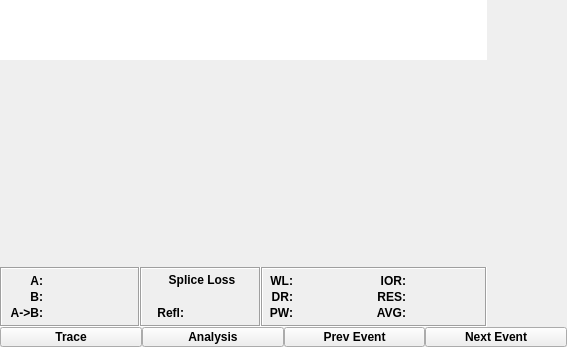
This is DRViewer/frame.ui in Ratuvog/Diploma as Qt 5 draws it before an edit. The edited form follows.
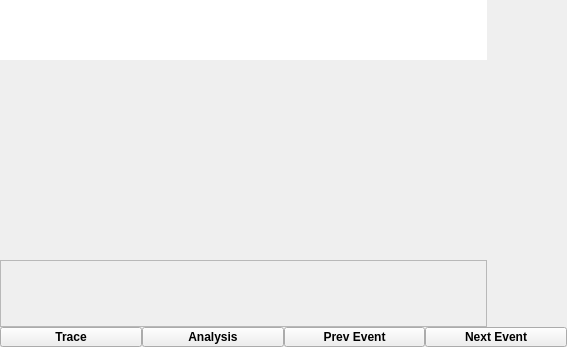
This is the edited form. Custom widgets are drawn as their Qt base class.

```diff
--- a/DRViewer/frame.ui
+++ b/DRViewer/frame.ui
@@ -70,7 +70,7 @@
         <property name="frameShadow">
          <enum>QFrame::Plain</enum>
         </property>
-        <layout class="QVBoxLayout" name="verticalLayout_5">
+        <layout class="QHBoxLayout" name="horizontalLayout_3">
          <property name="spacing">
           <number>0</number>
          </property>
@@ -87,7 +87,7 @@
           <number>0</number>
          </property>
          <item>
-          <layout class="QVBoxLayout" name="verticalLayout_4" stretch="1,5">
+          <layout class="QVBoxLayout" name="verticalLayout_2">
            <property name="spacing">
             <number>0</number>
            </property>
@@ -112,965 +112,63 @@
            </item>
            <item>
             <widget class="QCustomPlot" name="plot" native="true">
+             <property name="minimumSize">
+              <size>
+               <width>0</width>
+               <height>200</height>
+              </size>
+             </property>
              <property name="autoFillBackground">
               <bool>true</bool>
              </property>
              <zorder>ior</zorder>
             </widget>
            </item>
-          </layout>
-         </item>
-         <item>
-          <widget class="QFrame" name="frame_3">
-           <property name="minimumSize">
-            <size>
-             <width>0</width>
-             <height>60</height>
-            </size>
-           </property>
-           <property name="autoFillBackground">
-            <bool>true</bool>
-           </property>
-           <property name="styleSheet">
-            <string notr="true"/>
-           </property>
-           <property name="frameShape">
-            <enum>QFrame::NoFrame</enum>
-           </property>
-           <property name="frameShadow">
-            <enum>QFrame::Plain</enum>
-           </property>
-           <layout class="QHBoxLayout" name="horizontalLayout_4">
-            <property name="spacing">
-             <number>0</number>
-            </property>
-            <property name="leftMargin">
-             <number>0</number>
-            </property>
-            <property name="topMargin">
-             <number>0</number>
-            </property>
-            <property name="rightMargin">
-             <number>0</number>
-            </property>
-            <property name="bottomMargin">
-             <number>0</number>
-            </property>
-            <item>
-             <layout class="QHBoxLayout" name="horizontalLayout_3">
+           <item>
+            <widget class="QFrame" name="frame_3">
+             <property name="frameShape">
+              <enum>QFrame::StyledPanel</enum>
+             </property>
+             <property name="frameShadow">
+              <enum>QFrame::Plain</enum>
+             </property>
+             <layout class="QHBoxLayout" name="horizontalLayout_5">
               <property name="spacing">
                <number>0</number>
               </property>
+              <property name="leftMargin">
+               <number>0</number>
+              </property>
+              <property name="topMargin">
+               <number>0</number>
+              </property>
+              <property name="rightMargin">
+               <number>0</number>
+              </property>
+              <property name="bottomMargin">
+               <number>0</number>
+              </property>
               <item>
-               <widget class="QFrame" name="frame">
-                <property name="minimumSize">
-                 <size>
-                  <width>140</width>
-                  <height>0</height>
-                 </size>
-                </property>
-                <property name="maximumSize">
-                 <size>
-                  <width>140</width>
-                  <height>16777215</height>
-                 </size>
-                </property>
-                <property name="frameShape">
-                 <enum>QFrame::Box</enum>
-                </property>
-                <property name="frameShadow">
-                 <enum>QFrame::Sunken</enum>
-                </property>
-                <layout class="QHBoxLayout" name="horizontalLayout_5" stretch="1,2">
-                 <property name="spacing">
-                  <number>0</number>
-                 </property>
-                 <property name="leftMargin">
-                  <number>3</number>
-                 </property>
-                 <property name="topMargin">
-                  <number>0</number>
-                 </property>
-                 <property name="rightMargin">
-                  <number>0</number>
-                 </property>
-                 <property name="bottomMargin">
-                  <number>0</number>
-                 </property>
-                 <item>
-                  <layout class="QVBoxLayout" name="verticalLayout_6" stretch="0,0,0">
-                   <property name="spacing">
-                    <number>0</number>
-                   </property>
-                   <property name="leftMargin">
-                    <number>3</number>
-                   </property>
-                   <property name="topMargin">
-                    <number>3</number>
-                   </property>
-                   <property name="rightMargin">
-                    <number>3</number>
-                   </property>
-                   <property name="bottomMargin">
-                    <number>3</number>
-                   </property>
-                   <item>
-                    <widget class="QLabel" name="label">
-                     <property name="maximumSize">
-                      <size>
-                       <width>35</width>
-                       <height>15</height>
-                      </size>
-                     </property>
-                     <property name="font">
-                      <font>
-                       <weight>75</weight>
-                       <bold>true</bold>
-                      </font>
-                     </property>
-                     <property name="styleSheet">
-                      <string notr="true">border: none;</string>
-                     </property>
-                     <property name="text">
-                      <string>A:</string>
-                     </property>
-                     <property name="scaledContents">
-                      <bool>false</bool>
-                     </property>
-                     <property name="alignment">
-                      <set>Qt::AlignRight|Qt::AlignTrailing|Qt::AlignVCenter</set>
-                     </property>
-                    </widget>
-                   </item>
-                   <item>
-                    <widget class="QLabel" name="label_2">
-                     <property name="maximumSize">
-                      <size>
-                       <width>35</width>
-                       <height>15</height>
-                      </size>
-                     </property>
-                     <property name="font">
-                      <font>
-                       <weight>75</weight>
-                       <bold>true</bold>
-                      </font>
-                     </property>
-                     <property name="styleSheet">
-                      <string notr="true">border: none;</string>
-                     </property>
-                     <property name="text">
-                      <string>B:</string>
-                     </property>
-                     <property name="scaledContents">
-                      <bool>false</bool>
-                     </property>
-                     <property name="alignment">
-                      <set>Qt::AlignRight|Qt::AlignTrailing|Qt::AlignVCenter</set>
-                     </property>
-                    </widget>
-                   </item>
-                   <item>
-                    <widget class="QLabel" name="label_3">
-                     <property name="maximumSize">
-                      <size>
-                       <width>35</width>
-                       <height>15</height>
-                      </size>
-                     </property>
-                     <property name="font">
-                      <font>
-                       <weight>75</weight>
-                       <bold>true</bold>
-                      </font>
-                     </property>
-                     <property name="styleSheet">
-                      <string notr="true">border: none;</string>
-                     </property>
-                     <property name="text">
-                      <string>A-&gt;B:</string>
-                     </property>
-                     <property name="scaledContents">
-                      <bool>false</bool>
-                     </property>
-                     <property name="alignment">
-                      <set>Qt::AlignRight|Qt::AlignTrailing|Qt::AlignVCenter</set>
-                     </property>
-                    </widget>
-                   </item>
-                  </layout>
-                 </item>
-                 <item>
-                  <layout class="QVBoxLayout" name="verticalLayout_12">
-                   <property name="spacing">
-                    <number>0</number>
-                   </property>
-                   <property name="leftMargin">
-                    <number>3</number>
-                   </property>
-                   <property name="topMargin">
-                    <number>3</number>
-                   </property>
-                   <property name="rightMargin">
-                    <number>3</number>
-                   </property>
-                   <property name="bottomMargin">
-                    <number>3</number>
-                   </property>
-                   <item>
-                    <widget class="QLabel" name="pointA">
-                     <property name="maximumSize">
-                      <size>
-                       <width>16777215</width>
-                       <height>15</height>
-                      </size>
-                     </property>
-                     <property name="font">
-                      <font>
-                       <weight>75</weight>
-                       <bold>true</bold>
-                      </font>
-                     </property>
-                     <property name="styleSheet">
-                      <string notr="true">border: none;</string>
-                     </property>
-                     <property name="text">
-                      <string/>
-                     </property>
-                     <property name="scaledContents">
-                      <bool>false</bool>
-                     </property>
-                    </widget>
-                   </item>
-                   <item>
-                    <widget class="QLabel" name="pointB">
-                     <property name="maximumSize">
-                      <size>
-                       <width>16777215</width>
-                       <height>15</height>
-                      </size>
-                     </property>
-                     <property name="font">
-                      <font>
-                       <weight>75</weight>
-                       <bold>true</bold>
-                      </font>
-                     </property>
-                     <property name="styleSheet">
-                      <string notr="true">border: none;</string>
-                     </property>
-                     <property name="text">
-                      <string/>
-                     </property>
-                     <property name="scaledContents">
-                      <bool>false</bool>
-                     </property>
-                    </widget>
-                   </item>
-                   <item>
-                    <widget class="QLabel" name="distAB">
-                     <property name="maximumSize">
-                      <size>
-                       <width>16777215</width>
-                       <height>15</height>
-                      </size>
-                     </property>
-                     <property name="font">
-                      <font>
-                       <weight>75</weight>
-                       <bold>true</bold>
-                      </font>
-                     </property>
-                     <property name="styleSheet">
-                      <string notr="true">border: none;</string>
-                     </property>
-                     <property name="text">
-                      <string/>
-                     </property>
-                     <property name="scaledContents">
-                      <bool>false</bool>
-                     </property>
-                    </widget>
-                   </item>
-                  </layout>
-                 </item>
-                </layout>
-               </widget>
-              </item>
-              <item>
-               <widget class="QFrame" name="frame_2">
-                <property name="minimumSize">
-                 <size>
-                  <width>121</width>
-                  <height>0</height>
-                 </size>
-                </property>
-                <property name="maximumSize">
-                 <size>
-                  <width>121</width>
-                  <height>16777215</height>
-                 </size>
-                </property>
-                <property name="frameShape">
-                 <enum>QFrame::Box</enum>
-                </property>
-                <property name="frameShadow">
-                 <enum>QFrame::Sunken</enum>
-                </property>
-                <layout class="QHBoxLayout" name="horizontalLayout_8">
-                 <property name="spacing">
-                  <number>0</number>
-                 </property>
-                 <property name="leftMargin">
-                  <number>3</number>
-                 </property>
-                 <property name="topMargin">
-                  <number>0</number>
-                 </property>
-                 <property name="rightMargin">
-                  <number>0</number>
-                 </property>
-                 <property name="bottomMargin">
-                  <number>0</number>
-                 </property>
-                 <item>
-                  <layout class="QVBoxLayout" name="verticalLayout_14">
-                   <property name="spacing">
-                    <number>0</number>
-                   </property>
-                   <property name="leftMargin">
-                    <number>2</number>
-                   </property>
-                   <property name="topMargin">
-                    <number>2</number>
-                   </property>
-                   <property name="rightMargin">
-                    <number>2</number>
-                   </property>
-                   <property name="bottomMargin">
-                    <number>2</number>
-                   </property>
-                   <item>
-                    <widget class="QLabel" name="label_25">
-                     <property name="maximumSize">
-                      <size>
-                       <width>16777215</width>
-                       <height>15</height>
-                      </size>
-                     </property>
-                     <property name="font">
-                      <font>
-                       <weight>75</weight>
-                       <bold>true</bold>
-                      </font>
-                     </property>
-                     <property name="styleSheet">
-                      <string notr="true">border: none;</string>
-                     </property>
-                     <property name="text">
-                      <string>Splice Loss</string>
-                     </property>
-                     <property name="scaledContents">
-                      <bool>false</bool>
-                     </property>
-                     <property name="alignment">
-                      <set>Qt::AlignCenter</set>
-                     </property>
-                    </widget>
-                   </item>
-                   <item>
-                    <layout class="QHBoxLayout" name="horizontalLayout_6">
-                     <property name="spacing">
-                      <number>0</number>
-                     </property>
-                     <item>
-                      <layout class="QVBoxLayout" name="verticalLayout_7">
-                       <property name="spacing">
-                        <number>0</number>
-                       </property>
-                       <property name="leftMargin">
-                        <number>2</number>
-                       </property>
-                       <property name="topMargin">
-                        <number>2</number>
-                       </property>
-                       <property name="rightMargin">
-                        <number>2</number>
-                       </property>
-                       <property name="bottomMargin">
-                        <number>2</number>
-                       </property>
-                       <item>
-                        <widget class="QLabel" name="label_23">
-                         <property name="maximumSize">
-                          <size>
-                           <width>35</width>
-                           <height>15</height>
-                          </size>
-                         </property>
-                         <property name="font">
-                          <font>
-                           <weight>75</weight>
-                           <bold>true</bold>
-                          </font>
-                         </property>
-                         <property name="styleSheet">
-                          <string notr="true">border: none;</string>
-                         </property>
-                         <property name="text">
-                          <string/>
-                         </property>
-                         <property name="scaledContents">
-                          <bool>false</bool>
-                         </property>
-                         <property name="alignment">
-                          <set>Qt::AlignRight|Qt::AlignTrailing|Qt::AlignVCenter</set>
-                         </property>
-                        </widget>
-                       </item>
-                       <item>
-                        <widget class="QLabel" name="label_24">
-                         <property name="maximumSize">
-                          <size>
-                           <width>35</width>
-                           <height>15</height>
-                          </size>
-                         </property>
-                         <property name="font">
-                          <font>
-                           <weight>75</weight>
-                           <bold>true</bold>
-                          </font>
-                         </property>
-                         <property name="styleSheet">
-                          <string notr="true">border: none;</string>
-                         </property>
-                         <property name="text">
-                          <string>Refl:</string>
-                         </property>
-                         <property name="scaledContents">
-                          <bool>false</bool>
-                         </property>
-                         <property name="alignment">
-                          <set>Qt::AlignRight|Qt::AlignTrailing|Qt::AlignVCenter</set>
-                         </property>
-                        </widget>
-                       </item>
-                      </layout>
-                     </item>
-                     <item>
-                      <layout class="QVBoxLayout" name="verticalLayout_9">
-                       <property name="spacing">
-                        <number>0</number>
-                       </property>
-                       <property name="leftMargin">
-                        <number>2</number>
-                       </property>
-                       <property name="topMargin">
-                        <number>2</number>
-                       </property>
-                       <property name="rightMargin">
-                        <number>2</number>
-                       </property>
-                       <property name="bottomMargin">
-                        <number>2</number>
-                       </property>
-                       <item>
-                        <widget class="QLabel" name="loss">
-                         <property name="maximumSize">
-                          <size>
-                           <width>16777215</width>
-                           <height>15</height>
-                          </size>
-                         </property>
-                         <property name="font">
-                          <font>
-                           <weight>75</weight>
-                           <bold>true</bold>
-                          </font>
-                         </property>
-                         <property name="styleSheet">
-                          <string notr="true">border: none;</string>
-                         </property>
-                         <property name="text">
-                          <string/>
-                         </property>
-                         <property name="scaledContents">
-                          <bool>false</bool>
-                         </property>
-                        </widget>
-                       </item>
-                       <item>
-                        <widget class="QLabel" name="refl">
-                         <property name="maximumSize">
-                          <size>
-                           <width>16777215</width>
-                           <height>15</height>
-                          </size>
-                         </property>
-                         <property name="font">
-                          <font>
-                           <weight>75</weight>
-                           <bold>true</bold>
-                          </font>
-                         </property>
-                         <property name="styleSheet">
-                          <string notr="true">border: none;</string>
-                         </property>
-                         <property name="text">
-                          <string/>
-                         </property>
-                         <property name="scaledContents">
-                          <bool>false</bool>
-                         </property>
-                        </widget>
-                       </item>
-                      </layout>
-                     </item>
-                    </layout>
-                   </item>
-                  </layout>
-                 </item>
-                </layout>
-                <zorder>label_22</zorder>
-                <zorder>label_25</zorder>
-                <zorder>refl</zorder>
-                <zorder>loss</zorder>
-                <zorder>label_23</zorder>
-                <zorder>label_24</zorder>
-               </widget>
-              </item>
-              <item>
-               <widget class="QFrame" name="frame_3">
-                <property name="maximumSize">
-                 <size>
-                  <width>16777215</width>
-                  <height>16777215</height>
-                 </size>
-                </property>
-                <property name="frameShape">
-                 <enum>QFrame::Box</enum>
-                </property>
-                <property name="frameShadow">
-                 <enum>QFrame::Sunken</enum>
-                </property>
-                <layout class="QHBoxLayout" name="horizontalLayout_7" stretch="1,4,1,4">
-                 <property name="spacing">
-                  <number>0</number>
-                 </property>
-                 <property name="leftMargin">
-                  <number>3</number>
-                 </property>
-                 <property name="topMargin">
-                  <number>0</number>
-                 </property>
-                 <property name="rightMargin">
-                  <number>0</number>
-                 </property>
-                 <property name="bottomMargin">
-                  <number>0</number>
-                 </property>
-                 <item>
-                  <layout class="QVBoxLayout" name="verticalLayout_13">
-                   <property name="spacing">
-                    <number>0</number>
-                   </property>
-                   <property name="leftMargin">
-                    <number>3</number>
-                   </property>
-                   <property name="topMargin">
-                    <number>3</number>
-                   </property>
-                   <property name="rightMargin">
-                    <number>3</number>
-                   </property>
-                   <property name="bottomMargin">
-                    <number>3</number>
-                   </property>
-                   <item>
-                    <widget class="QLabel" name="label_27">
-                     <property name="maximumSize">
-                      <size>
-                       <width>35</width>
-                       <height>15</height>
-                      </size>
-                     </property>
-                     <property name="font">
-                      <font>
-                       <weight>75</weight>
-                       <bold>true</bold>
-                      </font>
-                     </property>
-                     <property name="styleSheet">
-                      <string notr="true">border: none;</string>
-                     </property>
-                     <property name="text">
-                      <string>WL:</string>
-                     </property>
-                     <property name="scaledContents">
-                      <bool>false</bool>
-                     </property>
-                     <property name="alignment">
-                      <set>Qt::AlignRight|Qt::AlignTrailing|Qt::AlignVCenter</set>
-                     </property>
-                    </widget>
-                   </item>
-                   <item>
-                    <widget class="QLabel" name="label_26">
-                     <property name="maximumSize">
-                      <size>
-                       <width>35</width>
-                       <height>15</height>
-                      </size>
-                     </property>
-                     <property name="font">
-                      <font>
-                       <weight>75</weight>
-                       <bold>true</bold>
-                      </font>
-                     </property>
-                     <property name="styleSheet">
-                      <string notr="true">border: none;</string>
-                     </property>
-                     <property name="text">
-                      <string>DR:</string>
-                     </property>
-                     <property name="scaledContents">
-                      <bool>false</bool>
-                     </property>
-                     <property name="alignment">
-                      <set>Qt::AlignRight|Qt::AlignTrailing|Qt::AlignVCenter</set>
-                     </property>
-                    </widget>
-                   </item>
-                   <item>
-                    <widget class="QLabel" name="label_22">
-                     <property name="maximumSize">
-                      <size>
-                       <width>35</width>
-                       <height>15</height>
-                      </size>
-                     </property>
-                     <property name="font">
-                      <font>
-                       <weight>75</weight>
-                       <bold>true</bold>
-                      </font>
-                     </property>
-                     <property name="styleSheet">
-                      <string notr="true">border: none;</string>
-                     </property>
-                     <property name="text">
-                      <string>PW:</string>
-                     </property>
-                     <property name="scaledContents">
-                      <bool>false</bool>
-                     </property>
-                     <property name="alignment">
-                      <set>Qt::AlignRight|Qt::AlignTrailing|Qt::AlignVCenter</set>
-                     </property>
-                    </widget>
-                   </item>
-                  </layout>
-                 </item>
-                 <item>
-                  <layout class="QVBoxLayout" name="verticalLayout_8">
-                   <property name="spacing">
-                    <number>0</number>
-                   </property>
-                   <property name="leftMargin">
-                    <number>3</number>
-                   </property>
-                   <property name="topMargin">
-                    <number>3</number>
-                   </property>
-                   <property name="rightMargin">
-                    <number>3</number>
-                   </property>
-                   <property name="bottomMargin">
-                    <number>3</number>
-                   </property>
-                   <item>
-                    <widget class="QLabel" name="wl">
-                     <property name="maximumSize">
-                      <size>
-                       <width>16777215</width>
-                       <height>15</height>
-                      </size>
-                     </property>
-                     <property name="font">
-                      <font>
-                       <weight>75</weight>
-                       <bold>true</bold>
-                      </font>
-                     </property>
-                     <property name="styleSheet">
-                      <string notr="true">border: none;</string>
-                     </property>
-                     <property name="text">
-                      <string/>
-                     </property>
-                     <property name="scaledContents">
-                      <bool>false</bool>
-                     </property>
-                    </widget>
-                   </item>
-                   <item>
-                    <widget class="QLabel" name="dr">
-                     <property name="maximumSize">
-                      <size>
-                       <width>16777215</width>
-                       <height>15</height>
-                      </size>
-                     </property>
-                     <property name="font">
-                      <font>
-                       <weight>75</weight>
-                       <bold>true</bold>
-                      </font>
-                     </property>
-                     <property name="styleSheet">
-                      <string notr="true">border: none;</string>
-                     </property>
-                     <property name="text">
-                      <string/>
-                     </property>
-                     <property name="scaledContents">
-                      <bool>false</bool>
-                     </property>
-                    </widget>
-                   </item>
-                   <item>
-                    <widget class="QLabel" name="pw">
-                     <property name="maximumSize">
-                      <size>
-                       <width>16777215</width>
-                       <height>15</height>
-                      </size>
-                     </property>
-                     <property name="font">
-                      <font>
-                       <weight>75</weight>
-                       <bold>true</bold>
-                      </font>
-                     </property>
-                     <property name="styleSheet">
-                      <string notr="true">border: none;</string>
-                     </property>
-                     <property name="text">
-                      <string/>
-                     </property>
-                     <property name="scaledContents">
-                      <bool>false</bool>
-                     </property>
-                    </widget>
-                   </item>
-                  </layout>
-                 </item>
-                 <item>
-                  <layout class="QVBoxLayout" name="verticalLayout_10">
-                   <property name="spacing">
-                    <number>0</number>
-                   </property>
-                   <property name="leftMargin">
-                    <number>3</number>
-                   </property>
-                   <property name="topMargin">
-                    <number>3</number>
-                   </property>
-                   <property name="rightMargin">
-                    <number>3</number>
-                   </property>
-                   <property name="bottomMargin">
-                    <number>3</number>
-                   </property>
-                   <item>
-                    <widget class="QLabel" name="label_13">
-                     <property name="maximumSize">
-                      <size>
-                       <width>35</width>
-                       <height>15</height>
-                      </size>
-                     </property>
-                     <property name="font">
-                      <font>
-                       <weight>75</weight>
-                       <bold>true</bold>
-                      </font>
-                     </property>
-                     <property name="styleSheet">
-                      <string notr="true">border: none;</string>
-                     </property>
-                     <property name="text">
-                      <string>IOR:</string>
-                     </property>
-                     <property name="scaledContents">
-                      <bool>false</bool>
-                     </property>
-                     <property name="alignment">
-                      <set>Qt::AlignRight|Qt::AlignTrailing|Qt::AlignVCenter</set>
-                     </property>
-                    </widget>
-                   </item>
-                   <item>
-                    <widget class="QLabel" name="label_14">
-                     <property name="maximumSize">
-                      <size>
-                       <width>35</width>
-                       <height>15</height>
-                      </size>
-                     </property>
-                     <property name="font">
-                      <font>
-                       <weight>75</weight>
-                       <bold>true</bold>
-                      </font>
-                     </property>
-                     <property name="styleSheet">
-                      <string notr="true">border: none;</string>
-                     </property>
-                     <property name="text">
-                      <string>RES:</string>
-                     </property>
-                     <property name="scaledContents">
-                      <bool>false</bool>
-                     </property>
-                     <property name="alignment">
-                      <set>Qt::AlignRight|Qt::AlignTrailing|Qt::AlignVCenter</set>
-                     </property>
-                    </widget>
-                   </item>
-                   <item>
-                    <widget class="QLabel" name="label_15">
-                     <property name="maximumSize">
-                      <size>
-                       <width>35</width>
-                       <height>15</height>
-                      </size>
-                     </property>
-                     <property name="font">
-                      <font>
-                       <weight>75</weight>
-                       <bold>true</bold>
-                      </font>
-                     </property>
-                     <property name="styleSheet">
-                      <string notr="true">border: none;</string>
-                     </property>
-                     <property name="text">
-                      <string>AVG:</string>
-                     </property>
-                     <property name="scaledContents">
-                      <bool>false</bool>
-                     </property>
-                     <property name="alignment">
-                      <set>Qt::AlignRight|Qt::AlignTrailing|Qt::AlignVCenter</set>
-                     </property>
-                    </widget>
-                   </item>
-                  </layout>
-                 </item>
-                 <item>
-                  <layout class="QVBoxLayout" name="verticalLayout_11">
-                   <property name="spacing">
-                    <number>0</number>
-                   </property>
-                   <property name="leftMargin">
-                    <number>3</number>
-                   </property>
-                   <property name="topMargin">
-                    <number>3</number>
-                   </property>
-                   <property name="rightMargin">
-                    <number>3</number>
-                   </property>
-                   <property name="bottomMargin">
-                    <number>3</number>
-                   </property>
-                   <item>
-                    <widget class="QLabel" name="ior">
-                     <property name="maximumSize">
-                      <size>
-                       <width>16777215</width>
-                       <height>15</height>
-                      </size>
-                     </property>
-                     <property name="font">
-                      <font>
-                       <weight>75</weight>
-                       <bold>true</bold>
-                      </font>
-                     </property>
-                     <property name="styleSheet">
-                      <string notr="true">border: none;</string>
-                     </property>
-                     <property name="text">
-                      <string/>
-                     </property>
-                     <property name="scaledContents">
-                      <bool>false</bool>
-                     </property>
-                    </widget>
-                   </item>
-                   <item>
-                    <widget class="QLabel" name="res">
-                     <property name="maximumSize">
-                      <size>
-                       <width>16777215</width>
-                       <height>15</height>
-                      </size>
-                     </property>
-                     <property name="font">
-                      <font>
-                       <weight>75</weight>
-                       <bold>true</bold>
-                      </font>
-                     </property>
-                     <property name="styleSheet">
-                      <string notr="true">border: none;</string>
-                     </property>
-                     <property name="text">
-                      <string/>
-                     </property>
-                     <property name="scaledContents">
-                      <bool>false</bool>
-                     </property>
-                    </widget>
-                   </item>
-                   <item>
-                    <widget class="QLabel" name="avg">
-                     <property name="maximumSize">
-                      <size>
-                       <width>16777215</width>
-                       <height>15</height>
-                      </size>
-                     </property>
-                     <property name="font">
-                      <font>
-                       <weight>75</weight>
-                       <bold>true</bold>
-                      </font>
-                     </property>
-                     <property name="styleSheet">
-                      <string notr="true">border: none;</string>
-                     </property>
-                     <property name="text">
-                      <string/>
-                     </property>
-                     <property name="scaledContents">
-                      <bool>false</bool>
-                     </property>
-                    </widget>
-                   </item>
-                  </layout>
-                 </item>
-                </layout>
-               </widget>
+               <layout class="QHBoxLayout" name="horizontalLayout_4">
+                <item>
+                 <widget class="QStackedWidget" name="stackedWidget_3"/>
+                </item>
+                <item>
+                 <widget class="QStackedWidget" name="stackedWidget">
+                  <property name="currentIndex">
+                   <number>-1</number>
+                  </property>
+                 </widget>
+                </item>
+                <item>
+                 <widget class="QStackedWidget" name="stackedWidget_2"/>
+                </item>
+               </layout>
               </item>
              </layout>
-            </item>
-           </layout>
-          </widget>
+            </widget>
+           </item>
+          </layout>
          </item>
         </layout>
        </widget>
```
Left out of the diff: 19 changed lines with no effect on the pictures.
